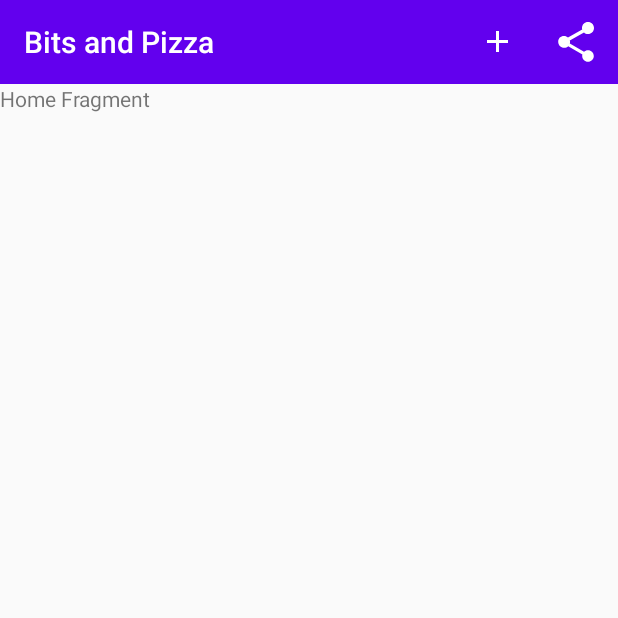
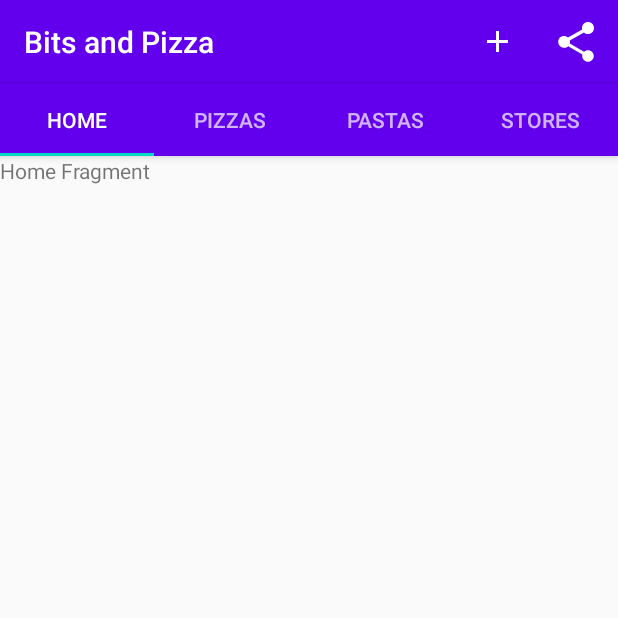
Before and after one commit to damarendra/hfad.bitsandpizza, an Android app: the screen it shows after launch (MainActivity), on a phone screen of 412 x 824 dp, the top half of it. Run offline under Robolectric (Android 15) with nearby library versions, the phone set to English and light mode, and no system bars.

Commit message:
implement TabLayout, added title on page view, and linked it with tablayout

```diff
--- a/app/build.gradle
+++ b/app/build.gradle
@@ -28,6 +28,7 @@ dependencies {
     implementation 'androidx.constraintlayout:constraintlayout:2.0.4'
     implementation 'androidx.legacy:legacy-support-v4:1.0.0'
     implementation 'androidx.recyclerview:recyclerview:1.1.0'
+    implementation 'com.google.android.material:material:1.3.0'
     testImplementation 'junit:junit:4.12'
     androidTestImplementation 'androidx.test.ext:junit:1.1.2'
     androidTestImplementation 'androidx.test.espresso:espresso-core:3.3.0'
--- a/app/src/main/java/com/hfad/bitsandpizza/MainActivity.java
+++ b/app/src/main/java/com/hfad/bitsandpizza/MainActivity.java
@@ -17,6 +17,8 @@ import android.view.Menu;
 import android.view.MenuItem;
 import android.view.View;
 
+import com.google.android.material.tabs.TabLayout;
+
 public class MainActivity extends AppCompatActivity {
 
     private ShareActionProvider mShareActionProvider;
@@ -29,6 +31,8 @@ public class MainActivity extends AppCompatActivity {
         ViewPager pager = (ViewPager) findViewById(R.id.pager);
         pager.setAdapter(new SectionPagerAdapter(getSupportFragmentManager(),
                 FragmentPagerAdapter.BEHAVIOR_RESUME_ONLY_CURRENT_FRAGMENT));
+        TabLayout tabLayout = findViewById(R.id.tabs);
+        tabLayout.setupWithViewPager(pager);
     }
 
     @Override
@@ -86,6 +90,21 @@ public class MainActivity extends AppCompatActivity {
         public int getCount() {
             return 4;
         }
+
+        @Override
+        public CharSequence getPageTitle(int position) {
+            switch (position) {
+                case 0:
+                    return getResources().getText(R.string.home_tab);
+                case 1:
+                    return getResources().getText(R.string.pizza_tab);
+                case 2:
+                    return getResources().getText(R.string.pasta_tab);
+                case 3:
+                    return getResources().getText(R.string.store_tab);
+            }
+            return null;
+        }
     }
 
     public void onOrderActivity(View view) {
--- a/app/src/main/res/layout/activity_main.xml
+++ b/app/src/main/res/layout/activity_main.xml
@@ -1,28 +1,34 @@
 <?xml version="1.0" encoding="utf-8"?>
-<androidx.constraintlayout.widget.ConstraintLayout
+<LinearLayout
     xmlns:android="http://schemas.android.com/apk/res/android"
     xmlns:app="http://schemas.android.com/apk/res-auto"
     xmlns:tools="http://schemas.android.com/tools"
     android:layout_width="match_parent"
     android:layout_height="match_parent"
+    android:orientation="vertical"
     tools:context=".MainActivity">
 
     <include
         android:id="@+id/include"
         layout="@layout/toolbar_main"
-        android:layout_width="0dp"
-        android:layout_height="?attr/actionBarSize"
-        app:layout_constraintEnd_toEndOf="parent"
-        app:layout_constraintStart_toStartOf="parent"
-        app:layout_constraintTop_toTopOf="parent" />
+        android:layout_width="match_parent"
+        android:layout_height="?attr/actionBarSize" />
+
+    <com.google.android.material.appbar.AppBarLayout
+        android:layout_width="match_parent"
+        android:layout_height="wrap_content"
+        android:theme="@style/ThemeOverlay.AppCompat.Dark.ActionBar">
+
+        <com.google.android.material.tabs.TabLayout
+            android:id="@+id/tabs"
+            android:layout_width="match_parent"
+            android:layout_height="wrap_content" />
+
+    </com.google.android.material.appbar.AppBarLayout>
 
     <androidx.viewpager.widget.ViewPager
         android:id="@+id/pager"
-        android:layout_width="0dp"
-        android:layout_height="0dp"
-        app:layout_constraintBottom_toBottomOf="parent"
-        app:layout_constraintEnd_toEndOf="parent"
-        app:layout_constraintStart_toStartOf="parent"
-        app:layout_constraintTop_toBottomOf="@+id/include" />
+        android:layout_width="match_parent"
+        android:layout_height="wrap_content" />
 
-</androidx.constraintlayout.widget.ConstraintLayout>
+</LinearLayout>
--- a/app/src/main/res/values/strings.xml
+++ b/app/src/main/res/values/strings.xml
@@ -16,4 +16,8 @@
         <item>Cambridge</item>
         <item>Sebastopol</item>
     </string-array>
+    <string name="home_tab">Home</string>
+    <string name="pizza_tab">Pizzas</string>
+    <string name="pasta_tab">Pastas</string>
+    <string name="store_tab">Stores</string>
 </resources>
```
